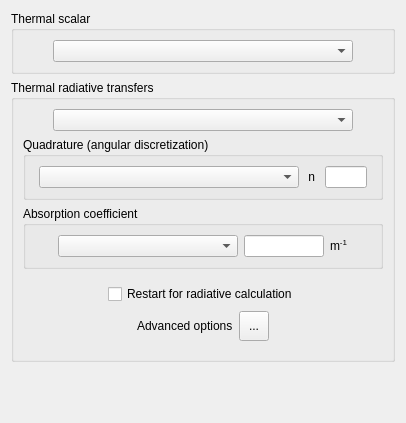
The window that gui/Pages/ThermalForm.ui (code-saturne/code_saturne) describes before a commit, drawn with Qt 5.
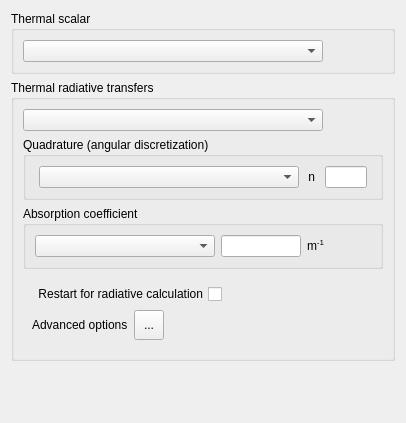
The same window after the commit. Icons and pictures are not drawn.

Commit message:
GUI: left-align several forms.
Cherry-picked from commit b8e152 on master.

Diff of the .ui file:
```diff
--- a/gui/Pages/ThermalForm.ui
+++ b/gui/Pages/ThermalForm.ui
@@ -22,19 +22,6 @@
      <layout class="QVBoxLayout" name="verticalLayout">
       <item>
        <layout class="QHBoxLayout" name="_1">
-        <item>
-         <spacer>
-          <property name="orientation">
-           <enum>Qt::Horizontal</enum>
-          </property>
-          <property name="sizeHint" stdset="0">
-           <size>
-            <width>40</width>
-            <height>20</height>
-           </size>
-          </property>
-         </spacer>
-        </item>
         <item>
          <widget class="QComboBox" name="comboBoxRadModel">
           <property name="minimumSize">
@@ -88,6 +75,19 @@
            </property>
           </widget>
          </item>
+         <item row="0" column="0">
+          <spacer name="horizontalSpacer_7">
+           <property name="orientation">
+            <enum>Qt::Horizontal</enum>
+           </property>
+           <property name="sizeHint" stdset="0">
+            <size>
+             <width>13</width>
+             <height>20</height>
+            </size>
+           </property>
+          </spacer>
+         </item>
          <item row="0" column="2">
           <widget class="QLabel" name="label_2">
            <property name="toolTip">
@@ -98,8 +98,8 @@
            </property>
           </widget>
          </item>
-         <item row="0" column="0">
-          <spacer name="horizontalSpacer_7">
+         <item row="0" column="4">
+          <spacer name="horizontalSpacer_8">
            <property name="orientation">
             <enum>Qt::Horizontal</enum>
            </property>
@@ -124,19 +124,6 @@
            </property>
           </widget>
          </item>
-         <item row="0" column="4">
-          <spacer name="horizontalSpacer_8">
-           <property name="orientation">
-            <enum>Qt::Horizontal</enum>
-           </property>
-           <property name="sizeHint" stdset="0">
-            <size>
-             <width>13</width>
-             <height>20</height>
-            </size>
-           </property>
-          </spacer>
-         </item>
         </layout>
        </widget>
       </item>
@@ -152,7 +139,7 @@
          <bool>true</bool>
         </property>
         <layout class="QGridLayout" name="gridLayout_3">
-         <item row="0" column="1">
+         <item row="0" column="0">
           <widget class="QComboBox" name="comboBoxAbsorption">
            <property name="minimumSize">
             <size>
@@ -165,20 +152,7 @@
            </property>
           </widget>
          </item>
-         <item row="0" column="0">
-          <spacer name="horizontalSpacer_2">
-           <property name="orientation">
-            <enum>Qt::Horizontal</enum>
-           </property>
-           <property name="sizeHint" stdset="0">
-            <size>
-             <width>17</width>
-             <height>17</height>
-            </size>
-           </property>
-          </spacer>
-         </item>
-         <item row="0" column="4">
+         <item row="0" column="3">
           <spacer name="horizontalSpacer_3">
            <property name="orientation">
             <enum>Qt::Horizontal</enum>
@@ -191,7 +165,7 @@
            </property>
           </spacer>
          </item>
-         <item row="0" column="3">
+         <item row="0" column="2">
           <widget class="QLabel" name="label">
            <property name="toolTip">
             <string>&lt;html&gt;&lt;head/&gt;&lt;body&gt;&lt;p&gt;&lt;span style=&quot; font-size:9pt;&quot;&gt;If the absorption coefficient is chosen to be constant, this box must be filled.&lt;/span&gt;&lt;/p&gt;&lt;/body&gt;&lt;/html&gt;</string>
@@ -201,7 +175,7 @@
            </property>
           </widget>
          </item>
-         <item row="0" column="2">
+         <item row="0" column="1">
           <widget class="QLineEdit" name="lineEditCoeff">
            <property name="maximumSize">
             <size>
@@ -228,24 +202,14 @@
         <layout class="QVBoxLayout" name="verticalLayout_3">
          <item>
           <layout class="QHBoxLayout" name="_4">
-           <item>
-            <spacer>
-             <property name="orientation">
-              <enum>Qt::Horizontal</enum>
-             </property>
-             <property name="sizeHint" stdset="0">
-              <size>
-               <width>20</width>
-               <height>21</height>
-              </size>
-             </property>
-            </spacer>
-           </item>
            <item>
             <widget class="QCheckBox" name="checkBoxRadRestart">
              <property name="toolTip">
               <string>&lt;html&gt;&lt;head/&gt;&lt;body&gt;&lt;p&gt;Use restart info for radiative transfer in case of calculation restart.&lt;/p&gt;&lt;/body&gt;&lt;/html&gt;</string>
              </property>
+             <property name="layoutDirection">
+              <enum>Qt::RightToLeft</enum>
+             </property>
              <property name="text">
               <string>Restart for radiative calculation</string>
              </property>
@@ -268,19 +232,6 @@
          </item>
          <item>
           <layout class="QHBoxLayout" name="_2">
-           <item>
-            <spacer>
-             <property name="orientation">
-              <enum>Qt::Horizontal</enum>
-             </property>
-             <property name="sizeHint" stdset="0">
-              <size>
-               <width>20</width>
-               <height>20</height>
-              </size>
-             </property>
-            </spacer>
-           </item>
            <item>
             <widget class="QLabel" name="labelAdvanced">
              <property name="toolTip">
@@ -356,27 +307,14 @@
       <bool>false</bool>
      </property>
      <layout class="QGridLayout">
-      <property name="horizontalSpacing">
-       <number>6</number>
-      </property>
       <property name="leftMargin">
        <number>9</number>
       </property>
+      <property name="horizontalSpacing">
+       <number>6</number>
+      </property>
       <item row="0" column="0">
        <layout class="QHBoxLayout">
-        <item>
-         <spacer>
-          <property name="orientation">
-           <enum>Qt::Horizontal</enum>
-          </property>
-          <property name="sizeHint" stdset="0">
-           <size>
-            <width>16</width>
-            <height>20</height>
-           </size>
-          </property>
-         </spacer>
-        </item>
         <item>
          <widget class="QComboBox" name="comboBoxThermal">
           <property name="minimumSize">
```
The commit also changes 5 other files.
